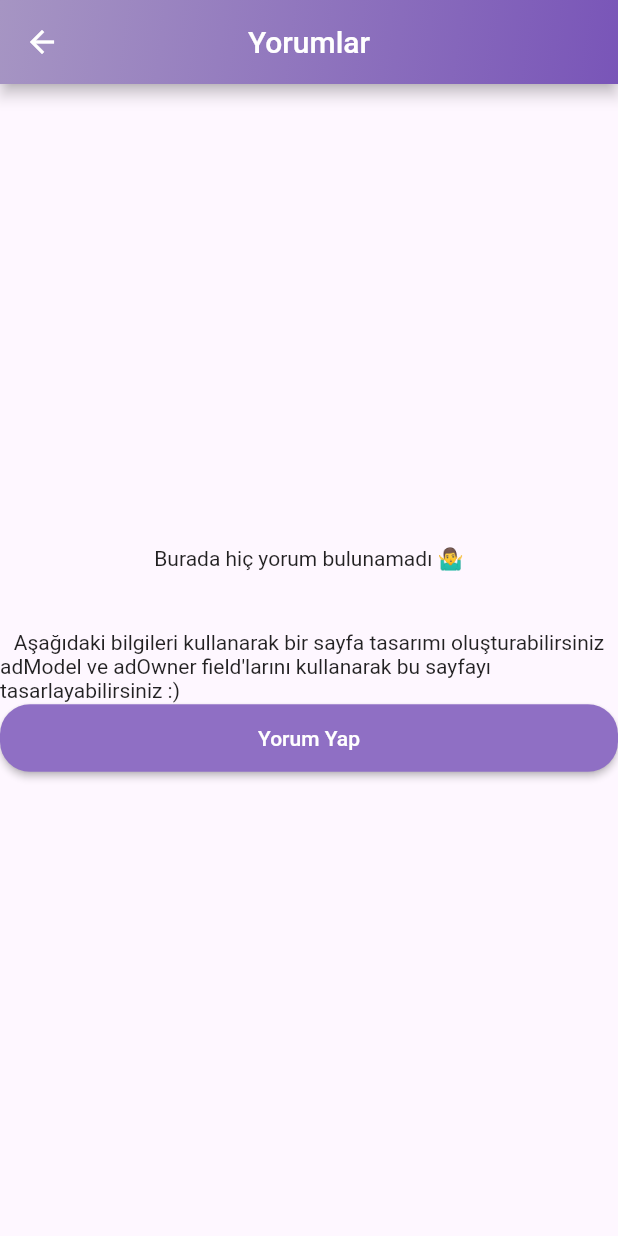
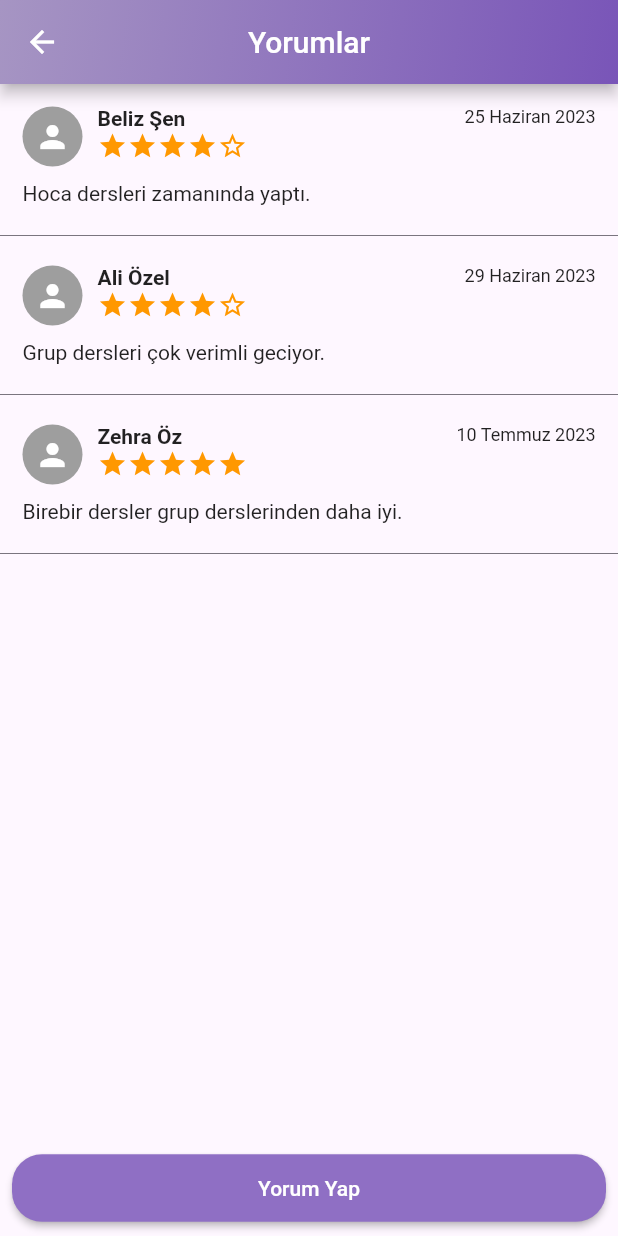
Before and after one commit to feyza12345/f_151, a Flutter app: the ReviewsPage screen opened directly with empty values, on a phone screen of 412 x 824 dp. Run offline on Flutter 3.47's test engine with Material 2 defaults, Android fonts, the light colour scheme and no system bars; our stand-ins replace cloud_firestore, firebase_auth, firebase_core, firebase_storage, flutter_animate, flutter_bloc and 3 more; missing offline and left inert: onesignal_flutter; accounts and stored records are empty; statements that could not run were skipped.

Commit message:
reviews page edited

```diff
--- /dev/null
+++ b/lib/models/comment_model.dart
@@ -0,0 +1,45 @@
+class CommentModel {
+  final String name;
+  final int stars;
+  final String comment;
+  final DateTime dateTime;
+
+  CommentModel({
+    required this.name,
+    required this.stars,
+    required this.comment,
+    required this.dateTime,
+  });
+
+  CommentModel copyWith({
+    String? name,
+    int? stars,
+    String? comment,
+    DateTime? dateTime,
+  }) {
+    return CommentModel(
+      name: name ?? this.name,
+      stars: stars ?? this.stars,
+      comment: comment ?? this.comment,
+      dateTime: dateTime ?? this.dateTime,
+    );
+  }
+
+  Map<String, dynamic> toMap() {
+    return <String, dynamic>{
+      'name': name,
+      'stars': stars,
+      'comment': comment,
+      'dateTime': dateTime.millisecondsSinceEpoch,
+    };
+  }
+
+  factory CommentModel.fromMap(Map<String, dynamic> map) {
+    return CommentModel(
+      name: map['name'] as String,
+      stars: map['stars'] as int,
+      comment: map['comment'] as String,
+      dateTime: DateTime.fromMillisecondsSinceEpoch(map['dateTime'] as int),
+    );
+  }
+}
--- a/lib/pages/home/homepage/advertisement/reviews/reviews_page.dart
+++ b/lib/pages/home/homepage/advertisement/reviews/reviews_page.dart
@@ -1,20 +1,46 @@
-import 'package:flutter/material.dart';
 import 'package:f151/components/custom_widgets.dart';
 import 'package:f151/models/advertisement_model.dart';
+import 'package:f151/models/comment_model.dart';
 import 'package:f151/models/person_model.dart';
+import 'package:flutter/material.dart';
+import 'package:intl/intl.dart';
 
-class ReviewsPage extends StatelessWidget {
+class ReviewsPage extends StatefulWidget {
   final AdvertisementModel adModel;
   final PersonModel adOwner;
+
+  const ReviewsPage({required this.adOwner, required this.adModel, Key? key})
+      : super(key: key);
+
+  @override
+  State<ReviewsPage> createState() => _ReviewsPageState();
+}
+
+class _ReviewsPageState extends State<ReviewsPage> {
   final TextEditingController commentController = TextEditingController();
-
-  ReviewsPage({required this.adOwner, required this.adModel, Key? key})
-      : super(key: key);
+  var starRating = 5;
+  final comments = [
+    CommentModel(
+        name: 'Beliz Şen',
+        stars: 4,
+        comment: 'Hoca dersleri zamanında yaptı.',
+        dateTime: DateTime(2023, 06, 25)),
+    CommentModel(
+        name: 'Ali Özel',
+        stars: 4,
+        comment: 'Grup dersleri çok verimli geciyor.',
+        dateTime: DateTime(2023, 06, 29)),
+    CommentModel(
+        name: 'Zehra Öz',
+        stars: 5,
+        comment: 'Birebir dersler grup derslerinden daha iyi.',
+        dateTime: DateTime(2023, 07, 10))
+  ];
 
   Future<void> addComment(String comment) async {
     // Yorum ekleme işlemleri + yıldızla puanlama sistemi
   }
-  Widget _buildStar(int index) {
+  Widget buildStar(int index) {
     return GestureDetector(
       onTap: () {
         setState(() {
@@ -28,18 +54,99 @@ class ReviewsPage extends StatelessWidget {
       ),
     );
   }
+
   @override
   Widget build(BuildContext context) {
     return Scaffold(
       appBar: CustomWidgets.appBar(title: const Text('Yorumlar')),
-      body: Column(
-        mainAxisAlignment: MainAxisAlignment.center,
+      body: Stack(
         children: [
-          Text('Burada hiç yorum bulunamadı 🤷‍♂️'),
-          SizedBox(height: 40),
-          Text('Aşağıdaki bilgileri kullanarak bir sayfa tasarımı oluşturabilirsiniz'),
-          Text('adModel ve adOwner field\'larını kullanarak bu sayfayı tasarlayabilirsiniz :)'),
-          ElevatedButton(
+          Stack(
+            children: [
+              ListView.separated(
+                separatorBuilder: ((context, index) =>
+                    const Divider(height: 10)),
+                itemCount: comments.length + 1,
+                itemBuilder: (context, index) {
+                  if (index == comments.length) {
+                    return const SizedBox();
+                  }
+                  final comment = comments[index];
+                  return Padding(
+                    padding: const EdgeInsets.all(15.0),
+                    child: Column(
+                      crossAxisAlignment: CrossAxisAlignment.start,
+                      children: [
+                        Row(
+                          crossAxisAlignment: CrossAxisAlignment.start,
+                          mainAxisAlignment: MainAxisAlignment.spaceBetween,
+                          children: [
+                            Row(
+                              crossAxisAlignment: CrossAxisAlignment.start,
+                              children: [
+                                const CircleAvatar(
+                                  backgroundColor: Colors.grey,
+                                  child: Icon(
+                                    Icons.person,
+                                    color: Colors.white,
+                                  ),
+                                ),
+                                const SizedBox(
+                                  width: 10,
+                                ),
+                                Column(
+                                  crossAxisAlignment: CrossAxisAlignment.start,
+                                  children: [
+                                    Text(
+                                      comment.name,
+                                      style: const TextStyle(
+                                          fontWeight: FontWeight.bold),
+                                    ),
+                                    Row(
+                                      mainAxisAlignment:
+                                          MainAxisAlignment.start,
+                                      children: [
+                                        ...List.generate(
+                                            comment.stars,
+                                            (index) => const Icon(
+                                                  Icons.star,
+                                                  size: 20,
+                                                  color: Colors.orange,
+                                                )),
+                                        ...List.generate(
+                                            5 - comment.stars,
+                                            (index) => const Icon(
+                                                  Icons.star_border,
+                                                  size: 20,
+                                                  color: Colors.orange,
+                                                ))
+                                      ],
+                                    )
+                                  ],
+                                ),
+                              ],
+                            ),
+                            Text(
+                              DateFormat('dd MMMM yyyy', 'tr_TR')
+                                  .format(comment.dateTime),
+                              style: TextStyle(fontSize: 12),
+                            )
+                          ],
+                        ),
+                        const SizedBox(
+                          height: 10,
+                        ),
+                        Text(comment.comment),
+                      ],
+                    ),
+                  );
+                },
+              ),
+              Align(
+                alignment: Alignment.bottomCenter,
+                child: Padding(
+                  padding: const EdgeInsets.all(8.0),
+                  child: ElevatedButton(
                     onPressed: () {
                       showDialog(
                         context: context,
@@ -76,15 +183,12 @@ class ReviewsPage extends StatelessWidget {
                     },
                     child: const Text('Yorum Yap'),
                   ),
+                ),
+              )
+            ],
+          ),
         ],
       ),
     );
   }
-
-
-
-
-
-
-
 }
```
Lines whose indentation alone changed are shown as unchanged.
